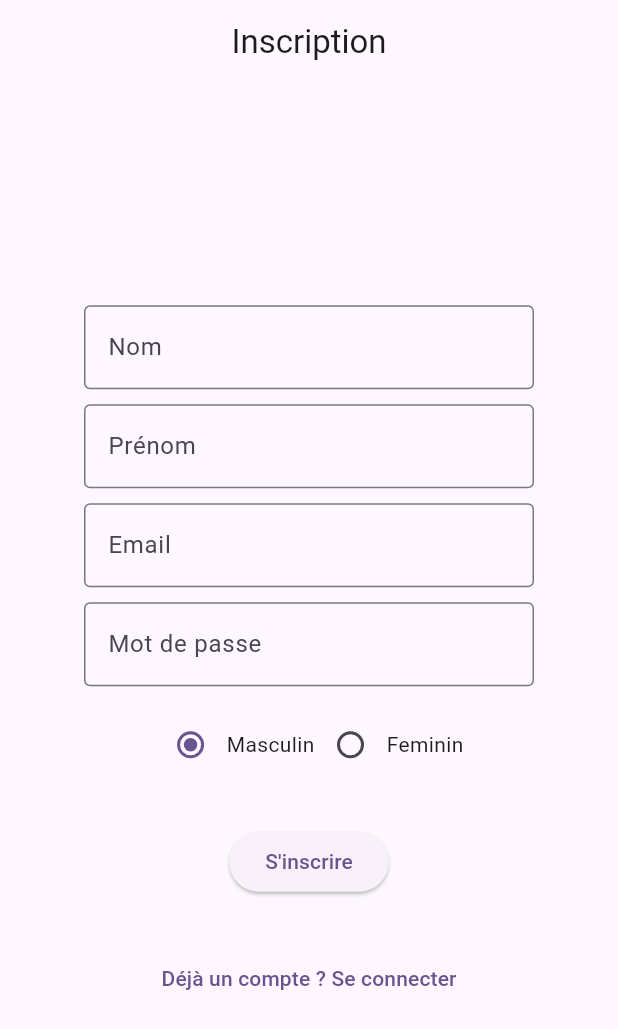
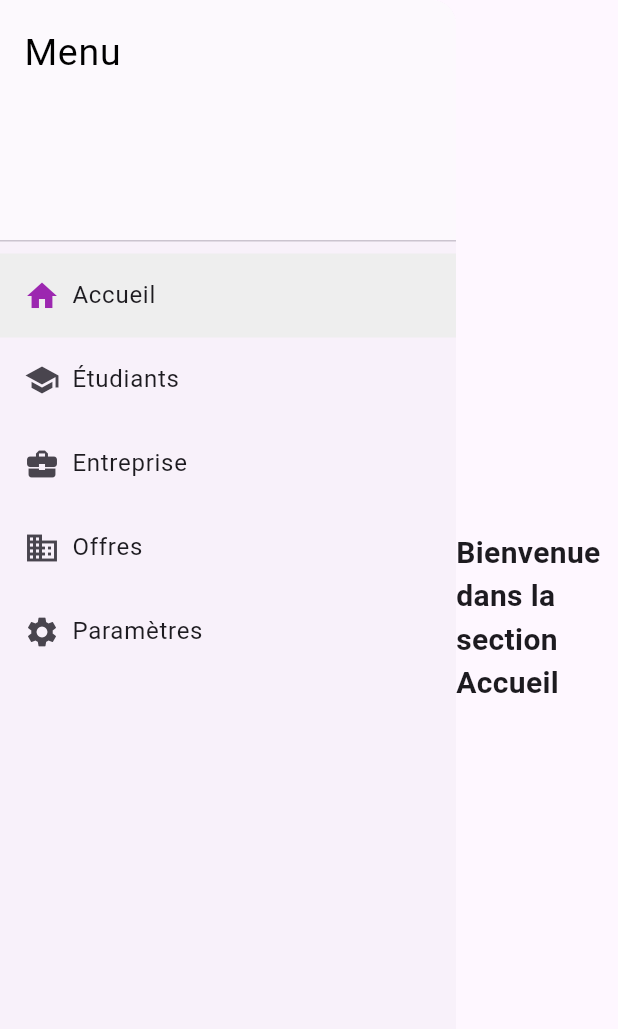
Before and after one commit to adiallo12/lpmiManageApp, a Flutter app: the screen it shows after launch, on a phone screen of 412 x 824 dp. Shown: the top 1029 px of the screen. Run offline on Flutter 3.47's test engine with Material 3 defaults, Android fonts, the phone set to English and light mode, and no system bars.

Commit message:
Side Bar

```diff
--- /dev/null
+++ b/lib/components/side_menu.dart
@@ -0,0 +1,111 @@
+import 'package:flutter/material.dart';
+import '../student_screen.dart';
+import '../offer_screen.dart';
+import '../setting_screen.dart';
+import '../home_screen.dart';
+import '../entreprise_screen.dart';
+
+class SideMenu extends StatefulWidget {
+  final Function(Widget) onSelectScreen;
+
+  SideMenu({required this.onSelectScreen});
+
+  @override
+  _SideMenuState createState() => _SideMenuState();
+}
+
+class _SideMenuState extends State<SideMenu> {
+  // Nom de la page actuellement sélectionnée
+  String _selectedPage = 'Accueil';
+
+  @override
+  Widget build(BuildContext context) {
+    return Drawer(
+      child: ListView(
+        padding: EdgeInsets.zero,
+        children: <Widget>[
+          DrawerHeader(
+            child: Text(
+              'Menu',
+              style: TextStyle(color: Colors.black, fontSize: 25),
+            ),
+            decoration: BoxDecoration(
+              color: Colors.white54,
+            ),
+          ),
+          _createDrawerItem(
+            icon: Icons.home,
+            text: 'Accueil',
+            isSelected: _selectedPage == 'Accueil',
+            onTap: () {
+              widget.onSelectScreen(HomeScreen());
+              _updateSelectedPage('Accueil');
+            },
+          ),
+          _createDrawerItem(
+            icon: Icons.school,
+            text: 'Étudiants',
+            isSelected: _selectedPage == 'Étudiants',
+            onTap: () {
+              widget.onSelectScreen(StudentsScreen());
+              _updateSelectedPage('Étudiants');
+            },
+          ),
+          _createDrawerItem(
+            icon: Icons.business_center,
+            text: 'Entreprise',
+            isSelected: _selectedPage == 'Entreprise',
+            onTap: () {
+              widget.onSelectScreen(EntrepriseScreen());
+              _updateSelectedPage('Entreprise');
+            },
+          ),
+          _createDrawerItem(
+            icon: Icons.business,
+            text: 'Offres',
+            isSelected: _selectedPage == 'Offres',
+            onTap: () {
+              widget.onSelectScreen(OffersScreen());
+              _updateSelectedPage('Offres');
+            },
+          ),
+          _createDrawerItem(
+            icon: Icons.settings,
+            text: 'Paramètres',
+            isSelected: _selectedPage == 'Paramètres',
+            onTap: () {
+              widget.onSelectScreen(SettingsScreen());
+              _updateSelectedPage('Paramètres');
+            },
+          ),
+        ],
+      ),
+    );
+  }
+
+  void _updateSelectedPage(String pageName) {
+    setState(() {
+      _selectedPage = pageName;
+    });
+  }
+
+  Widget _createDrawerItem(
+      {IconData? icon,
+      String? text,
+      bool isSelected = false,
+      GestureTapCallback? onTap}) {
+    return ListTile(
+      tileColor: isSelected ? Colors.grey.shade200 : null,
+      title: Row(
+        children: <Widget>[
+          Icon(icon, color: isSelected ? Colors.purple : null),
+          Padding(
+            padding: EdgeInsets.only(left: 8.0),
+            child: Text(text ?? ''),
+          )
+        ],
+      ),
+      onTap: onTap,
+    );
+  }
+}
--- /dev/null
+++ b/lib/dashboard_screen.dart
@@ -0,0 +1,37 @@
+import 'package:flutter/material.dart';
+import 'components/side_menu.dart';
+import 'student_screen.dart';
+import 'offer_screen.dart';
+import 'setting_screen.dart';
+import 'home_screen.dart';
+import 'entreprise_screen.dart';
+
+class DashboardScreen extends StatefulWidget {
+  @override
+  _MainScreenState createState() => _MainScreenState();
+}
+
+class _MainScreenState extends State<DashboardScreen> {
+  // Variable pour maintenir le widget actuellement sélectionné
+  Widget _currentScreen = HomeScreen();
+
+  void _updateScreen(Widget newScreen) {
+    setState(() {
+      _currentScreen = newScreen;
+    });
+  }
+
+  @override
+  Widget build(BuildContext context) {
+    return Scaffold(
+      body: Row(
+        children: <Widget>[
+          SideMenu(
+              onSelectScreen:
+                  _updateScreen), // Modifié pour inclure un callback
+          Expanded(child: _currentScreen), // Contenu dynamique
+        ],
+      ),
+    );
+  }
+}
--- /dev/null
+++ b/lib/home_screen.dart
@@ -0,0 +1,21 @@
+import 'package:flutter/material.dart';
+
+class HomeScreen extends StatelessWidget {
+  @override
+  Widget build(BuildContext context) {
+    return Scaffold(
+      body: Row(
+        children: <Widget>[
+          Expanded(
+            child: Center(
+              child: Text(
+                "Bienvenue dans la section Accueil",
+                style: TextStyle(fontSize: 20, fontWeight: FontWeight.bold),
+              ),
+            ),
+          ),
+        ],
+      ),
+    );
+  }
+}
--- a/lib/main.dart
+++ b/lib/main.dart
@@ -1,5 +1,8 @@
 import 'package:flutter/material.dart';
-import 'package:lpmi/signup_screen.dart';
+import 'package:lpmi/dashboard_screen.dart';
+// import 'package:lpmi/signup_screen.dart';
+// import 'package:lpmi/login_screen.dart';
+// import 'package:lpmi/home_screen.dart';
 
 void main() {
   runApp(const MyApp());
@@ -17,7 +20,7 @@ class MyApp extends StatelessWidget {
         colorScheme: ColorScheme.fromSeed(seedColor: Colors.deepPurple),
         useMaterial3: true,
       ),
-      home: SignupScreen(),
+      home: DashboardScreen(),
       debugShowCheckedModeBanner: false,
     );
   }
```
Also changed, not shown: lib/components/profile_icon.dart (added, +17 -0 lines), lib/entreprise_screen.dart (added, +21 -0 lines), lib/offer_screen.dart (added, +30 -0 lines), lib/setting_screen.dart (added, +21 -0 lines), lib/student_screen.dart (added, +21 -0 lines), assets/images/profil_picture.jpg (added).
